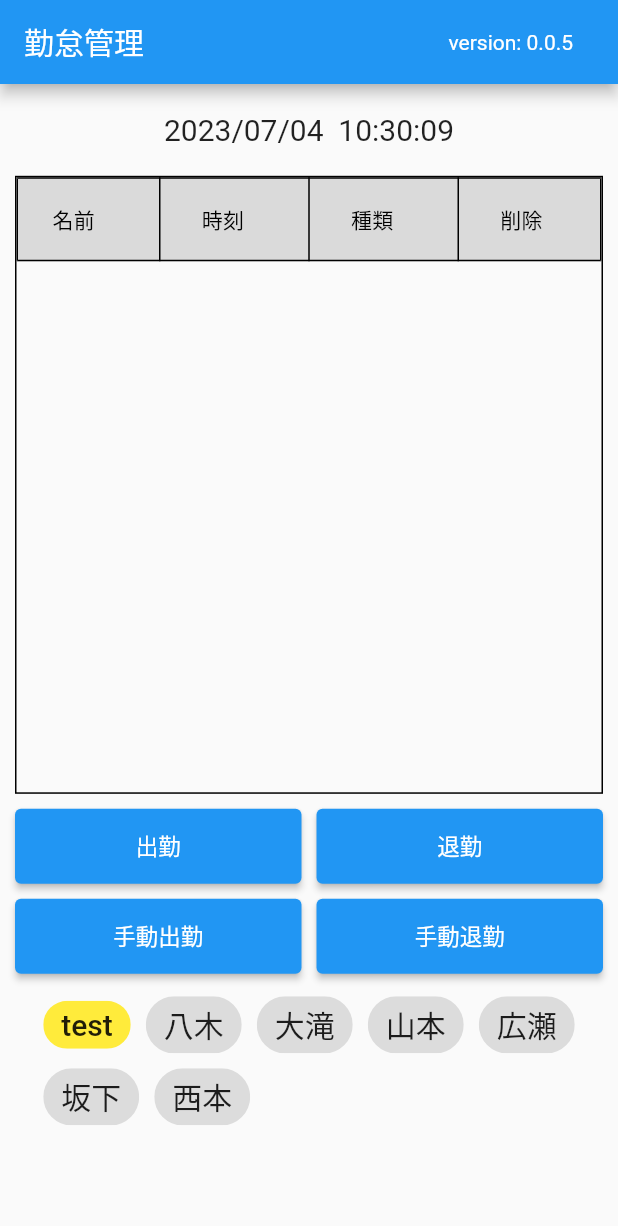
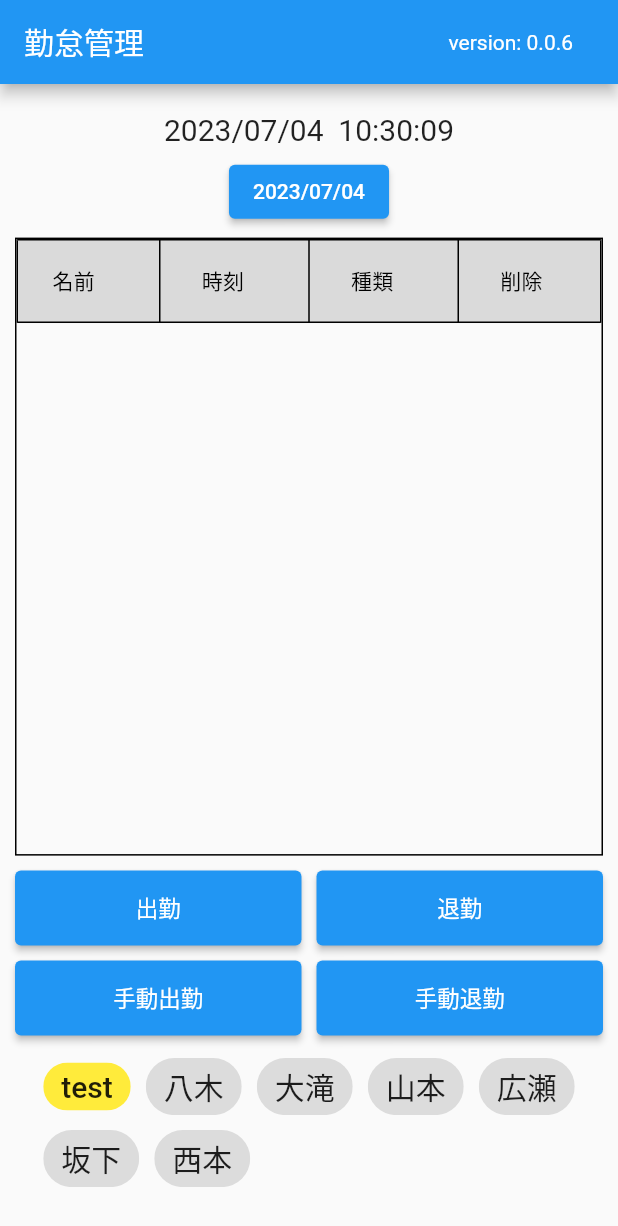
Before and after one commit to tyagiwork0419/attendance_manager, a Flutter app: the screen it shows after launch, after a tap on "出勤", on a phone screen of 412 x 824 dp. Shown: the top 1226 px of the screen. Run offline on Flutter 3.47's test engine with Material 2 defaults, Android fonts, the phone set to English and light mode, and no system bars; our stand-ins replace nil; network calls fail.

Commit message:
ver0.0.6

```diff
--- a/lib/application/constants.dart
+++ b/lib/application/constants.dart
@@ -1,8 +1,8 @@
 class Constants {
-  static const String version = '0.0.5';
+  static const String version = '0.0.6';
 
   static const String apiUrl =
-      'https://script.googleapis.com/v1/scripts/AKfycbzbD2EI-G63Jkk9BwLV8yJNTnsQkIEcr0z_gDY--b9AIBXJSksTbGZRqg-Q8Vf27W_J:run';
+      'https://script.googleapis.com/v1/scripts/AKfycbz5MtYuJ3YgqTRpZJCmVlmza2yg7vISW7iEF92reW2zKS8uvobe0P9WLIeWgRpSa3ET:run';
   static const String tokenUrl = 'https://oauth2.googleapis.com/token';
 
   static const String clientId =
--- a/lib/services/attendance_service.dart
+++ b/lib/services/attendance_service.dart
@@ -1,4 +1,6 @@
 import 'dart:convert';
+import 'package:intl/intl.dart';
+
 import 'gas_client.dart';
 import '../models/attend_data.dart';
 
@@ -8,10 +10,10 @@ class AttendanceService {
   String accessToken = '';
 
   AttendanceService(this._gasClient);
+  final DateFormat _dateTimeFormat = DateFormat('yyyy/MM/dd HH:mm:ss');
 
   Future<List<AttendData>> setClock(
       String fileName, String sheetName, AttendData data) async {
-    //AttendData attendData = AttendData(0, name, type, time, Status.normal);
     Map<String, dynamic> jsonObj = data.toJson();
     Map<String, Object> parameters = {
       'fileName': fileName,
@@ -27,13 +29,14 @@ class AttendanceService {
     return result;
   }
 
-  //Future<List<AttendData>> getData(String fileName, String sheetName) async {
-  Future<List<AttendData>> getData(String fileName, String sheetName) async {
+  Future<List<AttendData>> getData(
+      String fileName, String sheetName, DateTime dateTime) async {
     Map<String, Object> parameters = {
       'fileName': fileName,
       'sheetName': sheetName,
+      'date': _dateTimeFormat.format(dateTime)
     };
-    //accessToken = await _gasClient.getAccessToken();
+
     var jsonResult =
         await _gasClient.post('selectByDate', accessToken, parameters);
 
--- a/lib/ui/components/data_table_view.dart
+++ b/lib/ui/components/data_table_view.dart
@@ -1,12 +1,16 @@
 import 'package:flutter/material.dart';
 
 class DataTableView extends StatefulWidget {
-  late ScrollController? scrollController = ScrollController();
-  late List<DataRow> dataRowList;
+  final ScrollController? scrollController;
+  final List<DataRow>? dataRowList;
 
-  DataTableView({super.key, this.scrollController, required this.dataRowList}) {
-    scrollController ??= ScrollController();
-  }
+  DataTableView(
+      {super.key,
+      ScrollController? scrollController,
+      List<DataRow>? dataRowList})
+      //scrollController ??= ScrollController();
+      : scrollController = scrollController ?? ScrollController(),
+        dataRowList = dataRowList ?? <DataRow>[];
 
   @override
   State<DataTableView> createState() => _DataTableViewState();
@@ -32,6 +36,6 @@ class _DataTableViewState extends State<DataTableView> {
                   DataColumn(label: Text('種類')),
                   DataColumn(label: Text('削除')),
                 ],
-                rows: widget.dataRowList)));
+                rows: widget.dataRowList!)));
   }
 }
--- a/lib/ui/components/datetime_picker_dialog.dart
+++ b/lib/ui/components/datetime_picker_dialog.dart
@@ -54,7 +54,7 @@ class _DateTimePickerDialogState extends State<DateTimePickerDialog> {
               if (picked == null) {
                 return;
               }
-              _date = picked!;
+              _date = picked;
               setState(() {
                 _dateString = _dateFormat.format(_date);
               });
@@ -71,7 +71,7 @@ class _DateTimePickerDialogState extends State<DateTimePickerDialog> {
                 if (picked == null) {
                   return;
                 }
-                _time = picked!;
+                _time = picked;
 
                 setState(() {
                   _timeString = _time.to24hours();
--- /dev/null
+++ b/lib/ui/components/error_dialog.dart
@@ -0,0 +1,24 @@
+import 'package:flutter/material.dart';
+import 'package:nil/nil.dart';
+
+class ErrorDialog extends StatelessWidget {
+  final String? title;
+  final String? content;
+  const ErrorDialog({super.key, String? title, this.content})
+      : title = title ?? 'エラー';
+
+  @override
+  Widget build(BuildContext context) {
+    return AlertDialog(
+        title: Text(title!),
+        content: content != null ? Text(content!) : nil,
+        actions: <Widget>[
+          ElevatedButton(
+              child: const Text('OK'),
+              onPressed: () {
+                //Navigator.pop(context);
+                Navigator.of(context).pop(true);
+              }),
+        ]);
+  }
+}
--- a/lib/ui/my_home_page.dart
+++ b/lib/ui/my_home_page.dart
@@ -11,6 +11,7 @@ import '../application/constants.dart';
 import 'components/data_table_view.dart';
 import 'components/datetime_picker_dialog.dart';
 import 'components/delete_dialog.dart';
+import 'components/error_dialog.dart';
 
 class MyHomePage extends StatefulWidget {
   const MyHomePage({super.key, required this.title});
@@ -40,8 +41,6 @@ class _MyHomePageState extends State<MyHomePage> {
     '坂下',
     '西本'
   ];
-  //late String _dropdownValue;
-  late TimeOfDay selectedTime;
 
   final EdgeInsets topBottomPadding = const EdgeInsets.fromLTRB(0, 10, 0, 10);
   final EdgeInsets allPadding = const EdgeInsets.all(10);
@@ -50,7 +49,9 @@ class _MyHomePageState extends State<MyHomePage> {
   final Duration wait100Milliseconds = const Duration(milliseconds: 100);
 
   String _clockString = '';
+  late DateTime _selectedDate;
   final DateFormat _clockFormat = DateFormat('yyyy/MM/dd  HH:mm:ss');
+  final DateFormat _dateFormat = DateFormat('yyyy/MM/dd');
 
   final List<AttendData> _dataList = [];
 
@@ -63,13 +64,13 @@ class _MyHomePageState extends State<MyHomePage> {
   void initState() {
     super.initState();
     //_dropdownValue = _nameList.first;
-    selectedTime = TimeOfDay.now();
     _gasClient = GasClient(Constants.clientId, Constants.clientSecret,
         Constants.refreshToken, Constants.tokenUrl, Constants.apiUrl);
     _attendanceService = AttendanceService(_gasClient);
 
     DateTime now = DateTime.now();
     _clockString = _clockFormat.format(now);
+    _selectedDate = now;
 
     Timer.periodic(const Duration(milliseconds: 100), (Timer timer) {
       DateTime now = DateTime.now();
@@ -78,7 +79,7 @@ class _MyHomePageState extends State<MyHomePage> {
       setState(() {});
     });
 
-    _get();
+    _get(now);
   }
 
   DataRow _getDataRowByAttendData(AttendData data) {
@@ -129,7 +130,6 @@ class _MyHomePageState extends State<MyHomePage> {
     return '${dateTime.month}月';
   }
 
-  //void _updateDataRow(List<AttendData> result) {
   void _updateDataRow() {
     _dataRowList.clear();
     for (int i = 0; i < _dataList.length; ++i) {
@@ -142,10 +142,12 @@ class _MyHomePageState extends State<MyHomePage> {
         duration: const Duration(milliseconds: 100), curve: Curves.ease);
   }
 
-  Future<void> _get() async {
-    String sheetName = _getSheetName(DateTime.now());
+  Future<void> _get(DateTime dateTime) async {
+    String sheetName = _getSheetName(dateTime);
+
+    try {
       List<AttendData> result =
-        await _attendanceService.getData(sheetId, sheetName);
+          await _attendanceService.getData(sheetId, sheetName, dateTime);
       _dataList.clear();
       _dataList.addAll(result);
       setState(() {
@@ -155,9 +157,20 @@ class _MyHomePageState extends State<MyHomePage> {
       setState(() {
         _scrollToEnd();
       });
+    } catch (e) {
+      _showErrorDialog(e.toString());
+    }
+  }
+
+  void _showErrorDialog(String error) {
+    print(error);
+    showDialog<void>(
+        context: context,
+        builder: (_) => ErrorDialog(title: '通信エラー', content: error));
   }
 
   Future<void> _clockIn() async {
+    try {
       List<AttendData> result = await _setClock(AttendType.clockIn);
 
       _dataList.clear();
@@ -170,9 +183,13 @@ class _MyHomePageState extends State<MyHomePage> {
       setState(() {
         _scrollToEnd();
       });
+    } catch (e) {
+      _showErrorDialog(e.toString());
+    }
   }
 
   Future<void> _clockOut() async {
+    try {
       List<AttendData> result = await _setClock(AttendType.clockOut);
       _dataList.clear();
       _dataList.addAll(result);
@@ -184,6 +201,9 @@ class _MyHomePageState extends State<MyHomePage> {
       setState(() {
         _scrollToEnd();
       });
+    } catch (e) {
+      _showErrorDialog(e.toString());
+    }
   }
 
   Future<List<AttendData>> _setClock(AttendType type) async {
@@ -199,6 +219,7 @@ class _MyHomePageState extends State<MyHomePage> {
   }
 
   Future<void> _deleteRow(AttendData data) async {
+    try {
       print('delete row');
       String sheetName = _getSheetName(data.time);
       List<AttendData> result = await _attendanceService.updateStatusById(
@@ -212,6 +233,9 @@ class _MyHomePageState extends State<MyHomePage> {
       setState(() {
         _updateDataRow();
       });
+    } catch (e) {
+      _showErrorDialog(e.toString());
+    }
   }
 
   Future<void> _manualClockIn() async {
@@ -223,6 +247,7 @@ class _MyHomePageState extends State<MyHomePage> {
   }
 
   Future<void> _manualInput(AttendType type) async {
+    try {
       //await _attendanceService.setClock(sheetId, sheetName, data);
       DateTime? dateTime = await showDialog<DateTime?>(
           context: context,
@@ -249,16 +274,27 @@ class _MyHomePageState extends State<MyHomePage> {
           _scrollToEnd();
         });
       }
+    } catch (e) {
+      _showErrorDialog(e.toString());
+    }
+  }
+
+  Future<void> _selectDate() async {
+    final DateTime? picked = await showDatePicker(
+        context: context,
+        initialDate: _selectedDate,
+        firstDate: DateTime(_selectedDate.year - 1),
+        lastDate: DateTime(_selectedDate.year + 1));
+    if (picked == null) {
+      return;
+    }
+
+    _selectedDate = picked;
+    _get(picked);
   }
 
   @override
   Widget build(BuildContext context) {
-    // This method is rerun every time setState is called, for instance as done
-    // by the _incrementCounter method above.
-    //
-    // The Flutter framework has been optimized to make rerunning build methods
-    // fast, so that you can just rebuild anything that needs updating rather
-    // than having to individually change instances of widgets.
     return Scaffold(
         appBar: AppBar(
           // Here we take the value from the MyHomePage object that was created by
@@ -284,8 +320,19 @@ class _MyHomePageState extends State<MyHomePage> {
                   height: MediaQuery.of(context).size.height * 0.05,
                   child: Center(
                     child: Text(_clockString,
-                          style: const TextStyle(fontSize: 20))),
+                        style: const TextStyle(fontSize: 20)),
                   ),
+                ),
+                SizedBox(
+                    width: double.infinity,
+                    height: MediaQuery.of(context).size.height * 0.05,
+                    child: Center(
+                        child: ElevatedButton(
+                      child: Text(_dateFormat.format(_selectedDate)),
+                      onPressed: () {
+                        _selectDate();
+                      },
+                    ))),
                 Padding(
                     padding: topBottomPadding,
                     child: SizedBox(
--- a/pubspec.yaml
+++ b/pubspec.yaml
@@ -37,6 +37,7 @@ dependencies:
   oauth2:
   url_launcher:
   uni_links:
+  nil:
 
 
 
```
Also changed, not shown: pubspec.lock. Lines whose indentation alone changed are shown as unchanged.
